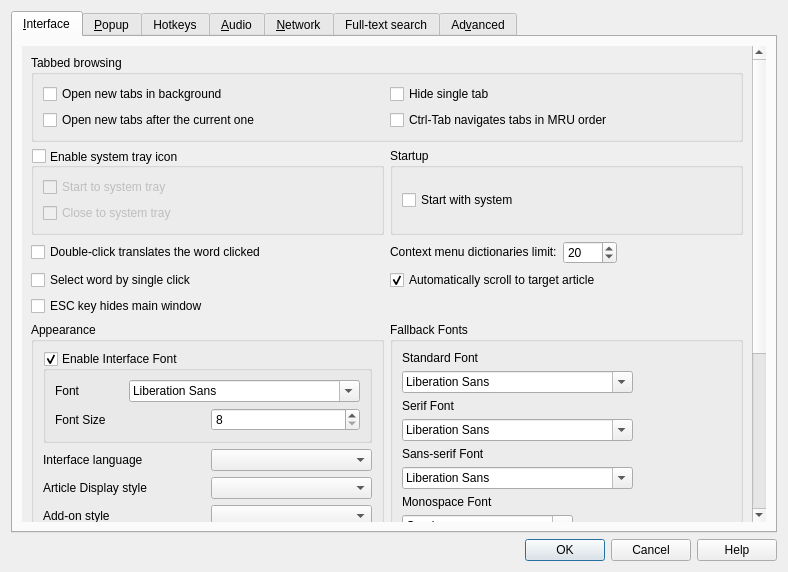
Before: the Qt Designer form src/ui/preferences.ui in xiaoyifang/goldendict-ng, drawn with Qt 5.
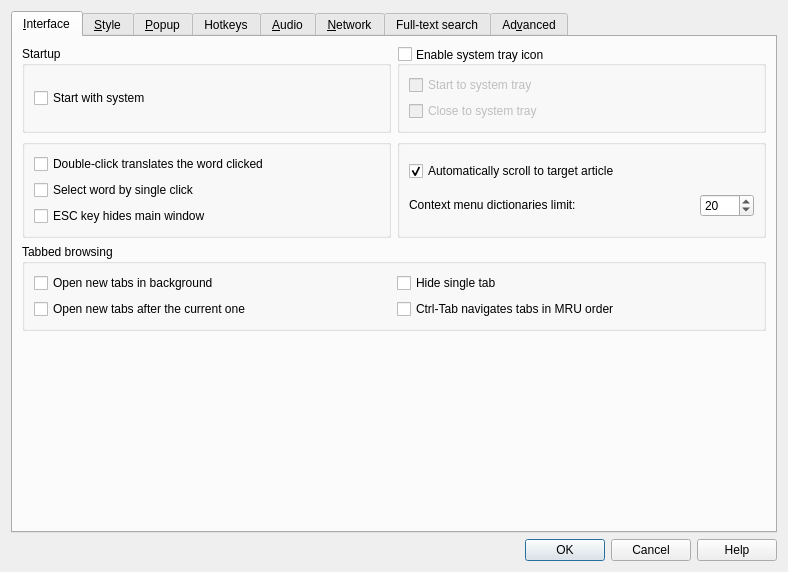
After: the same form once the commit is applied. Icons and pictures are not drawn.

Commit message:
Merge pull request #2595 from xiaoyifang/opt/preference-rearrange
opt:preference interface widget split into two seperate tabs

What changed in the file:
```diff
--- a/src/ui/preferences.ui
+++ b/src/ui/preferences.ui
@@ -51,95 +51,33 @@
       </attribute>
       <layout class="QVBoxLayout" name="verticalLayout_interface">
        <item>
-        <widget class="QScrollArea" name="scrollArea_interface">
-         <property name="autoFillBackground">
-          <bool>false</bool>
-         </property>
-         <property name="frameShape">
-          <enum>QFrame::NoFrame</enum>
-         </property>
-         <property name="frameShadow">
-          <enum>QFrame::Plain</enum>
-         </property>
-         <property name="widgetResizable">
-          <bool>true</bool>
-         </property>
-         <widget class="QWidget" name="scrollAreaWidgetContents_interface">
-          <property name="geometry">
-           <rect>
-            <x>0</x>
-            <y>0</y>
-            <width>729</width>
-            <height>713</height>
-           </rect>
-          </property>
           <layout class="QGridLayout" name="gridLayout_2" columnstretch="1,1">
-           <property name="topMargin">
-            <number>9</number>
+         <item row="1" column="0">
+          <widget class="QGroupBox" name="groupBox_9">
+           <property name="title">
+            <string/>
            </property>
-           <item row="2" column="0">
+           <layout class="QVBoxLayout" name="verticalLayout_27">
+            <item>
             <widget class="QCheckBox" name="doubleClickTranslates">
              <property name="text">
               <string>Double-click translates the word clicked</string>
              </property>
             </widget>
            </item>
-           <item row="0" column="0" colspan="2">
-            <widget class="QGroupBox" name="groupBox">
-             <property name="title">
-              <string>Tabbed browsing</string>
-             </property>
-             <layout class="QGridLayout" name="gridLayout_5">
-              <item row="0" column="0">
-               <widget class="QCheckBox" name="newTabsOpenInBackground">
+            <item>
+             <widget class="QCheckBox" name="selectBySingleClick">
                 <property name="toolTip">
                  <string>Normally, opening a new tab switches to it immediately.
 With this on however, new tabs will be opened without
 switching to them.</string>
                 </property>
                 <property name="text">
-                 <string>Open new tabs in background</string>
+               <string>Select word by single click</string>
                 </property>
                </widget>
               </item>
-              <item row="1" column="0">
-               <widget class="QCheckBox" name="newTabsOpenAfterCurrentOne">
-                <property name="toolTip">
-                 <string>With this on, new tabs are opened just after the
-current, active one. Otherwise they are added to
-be the last ones.</string>
-                </property>
-                <property name="text">
-                 <string>Open new tabs after the current one</string>
-                </property>
-               </widget>
-              </item>
-              <item row="0" column="1">
-               <widget class="QCheckBox" name="hideSingleTab">
-                <property name="toolTip">
-                 <string>Select this option if you don't want to see the main tab bar when only a single tab is
-                  opened.
-                 </string>
-                </property>
-                <property name="text">
-                 <string>Hide single tab</string>
-                </property>
-               </widget>
-              </item>
-              <item row="1" column="1">
-               <widget class="QCheckBox" name="mruTabOrder">
-                <property name="toolTip">
-                 <string>MRU order: Most recently used order.</string>
-                </property>
-                <property name="text">
-                 <string>Ctrl-Tab navigates tabs in MRU order</string>
-                </property>
-               </widget>
-              </item>
-             </layout>
-            </widget>
-           </item>
-           <item row="4" column="0">
+            <item>
             <widget class="QCheckBox" name="escKeyHidesMainWindow">
              <property name="toolTip">
               <string>Normally, pressing ESC key moves focus to the translation line.
@@ -150,17 +88,23 @@
              </property>
             </widget>
            </item>
-           <item row="3" column="0">
-            <widget class="QCheckBox" name="selectBySingleClick">
-             <property name="toolTip">
-              <string>Turn this option on if you want to select words by single mouse click</string>
-             </property>
-             <property name="text">
-              <string>Select word by single click</string>
-             </property>
-            </widget>
-           </item>
-           <item row="1" column="1">
+           </layout>
+          </widget>
+         </item>
+         <item row="3" column="0">
+          <spacer name="verticalSpacer">
+           <property name="orientation">
+            <enum>Qt::Vertical</enum>
+           </property>
+           <property name="sizeHint" stdset="0">
+            <size>
+             <width>20</width>
+             <height>40</height>
+            </size>
+           </property>
+          </spacer>
+         </item>
+         <item row="0" column="0">
             <widget class="QGroupBox" name="groupBox_2">
              <property name="title">
               <string>Startup</string>
@@ -179,7 +123,13 @@
              </layout>
             </widget>
            </item>
-           <item row="3" column="1">
+         <item row="1" column="1">
+          <widget class="QGroupBox" name="groupBox_11">
+           <property name="title">
+            <string/>
+           </property>
+           <layout class="QVBoxLayout" name="verticalLayout_28">
+            <item>
             <widget class="QCheckBox" name="autoScrollToTargetArticle">
              <property name="toolTip">
               <string>Normally, clicking on a link, double-clicking on a word or looking up
@@ -195,7 +145,46 @@
              </property>
             </widget>
            </item>
-           <item row="1" column="0">
+            <item>
+             <layout class="QHBoxLayout" name="horizontalLayout_13">
+              <item>
+               <widget class="QLabel" name="maxDictsInContextMenuLabel">
+                <property name="sizePolicy">
+                 <sizepolicy hsizetype="Preferred" vsizetype="Fixed">
+                  <horstretch>0</horstretch>
+                  <verstretch>0</verstretch>
+                 </sizepolicy>
+                </property>
+                <property name="toolTip">
+                 <string>Adjust this value to avoid huge context menus.</string>
+                </property>
+                <property name="text">
+                 <string>Context menu dictionaries limit:</string>
+                </property>
+               </widget>
+              </item>
+              <item>
+               <widget class="QSpinBox" name="maxDictsInContextMenu">
+                <property name="sizePolicy">
+                 <sizepolicy hsizetype="Fixed" vsizetype="Fixed">
+                  <horstretch>0</horstretch>
+                  <verstretch>0</verstretch>
+                 </sizepolicy>
+                </property>
+                <property name="maximum">
+                 <number>9999</number>
+                </property>
+                <property name="value">
+                 <number>20</number>
+                </property>
+               </widget>
+              </item>
+             </layout>
+            </item>
+           </layout>
+          </widget>
+         </item>
+         <item row="0" column="1">
             <widget class="QGroupBox" name="enableTrayIcon">
              <property name="toolTip">
               <string>When enabled, an icon appears in the system tray area which can be used
@@ -242,74 +231,80 @@
              </layout>
             </widget>
            </item>
-           <item row="16" column="0" colspan="2">
-            <spacer name="verticalSpacer">
-             <property name="orientation">
-              <enum>Qt::Vertical</enum>
-             </property>
-             <property name="sizeHint" stdset="0">
-              <size>
-               <width>20</width>
-               <height>40</height>
-              </size>
-             </property>
-            </spacer>
-           </item>
-           <item row="2" column="1">
-            <layout class="QHBoxLayout" name="horizontalLayout_13">
-             <item>
-              <widget class="QLabel" name="maxDictsInContextMenuLabel">
-               <property name="sizePolicy">
-                <sizepolicy hsizetype="Preferred" vsizetype="Fixed">
-                 <horstretch>0</horstretch>
-                 <verstretch>0</verstretch>
-                </sizepolicy>
-               </property>
+         <item row="2" column="0" colspan="2">
+          <widget class="QGroupBox" name="groupBox">
+           <property name="title">
+            <string>Tabbed browsing</string>
+           </property>
+           <layout class="QGridLayout" name="gridLayout_5">
+            <item row="0" column="0">
+             <widget class="QCheckBox" name="newTabsOpenInBackground">
+              <property name="toolTip">
+               <string>Normally, opening a new tab switches to it immediately.
+With this on however, new tabs will be opened without
+switching to them.</string>
+              </property>
+              <property name="text">
+               <string>Open new tabs in background</string>
+              </property>
+             </widget>
+            </item>
+            <item row="0" column="1">
+             <widget class="QCheckBox" name="hideSingleTab">
                <property name="toolTip">
                 <string>Adjust this value to avoid huge context menus.</string>
                </property>
                <property name="text">
-                <string>Context menu dictionaries limit:</string>
+               <string>Hide single tab</string>
                </property>
               </widget>
              </item>
-             <item>
-              <widget class="QSpinBox" name="maxDictsInContextMenu">
-               <property name="sizePolicy">
-                <sizepolicy hsizetype="Fixed" vsizetype="Fixed">
-                 <horstretch>0</horstretch>
-                 <verstretch>0</verstretch>
-                </sizepolicy>
-               </property>
-               <property name="maximum">
-                <number>9999</number>
-               </property>
-               <property name="value">
-                <number>20</number>
-               </property>
-              </widget>
-             </item>
-             <item>
-              <widget class="QLabel" name="label_12">
-               <property name="sizePolicy">
-                <sizepolicy hsizetype="Preferred" vsizetype="Fixed">
-                 <horstretch>0</horstretch>
-                 <verstretch>0</verstretch>
-                </sizepolicy>
+            <item row="1" column="1">
+             <widget class="QCheckBox" name="mruTabOrder">
+              <property name="toolTip">
+               <string>MRU order: Most recently used order.</string>
+              </property>
+              <property name="text">
+               <string>Ctrl-Tab navigates tabs in MRU order</string>
+              </property>
+             </widget>
+            </item>
+            <item row="1" column="0">
+             <widget class="QCheckBox" name="newTabsOpenAfterCurrentOne">
+              <property name="toolTip">
+               <string>With this on, new tabs are opened just after the
+current, active one. Otherwise, they are added to
+be the last ones.</string>
                </property>
                <property name="text">
-                <string/>
+               <string>Open new tabs after the current one</string>
                </property>
               </widget>
              </item>
             </layout>
-           </item>
-           <item row="9" column="0">
+          </widget>
+         </item>
+        </layout>
+       </item>
+      </layout>
+     </widget>
+     <widget class="QWidget" name="tab_style">
+      <attribute name="icon">
+       <iconset resource="../../resources.qrc">
+        <normaloff>:/icons/font.svg</normaloff>:/icons/font.svg</iconset>
+      </attribute>
+      <attribute name="title">
+       <string>&amp;Style</string>
+      </attribute>
+      <layout class="QVBoxLayout" name="verticalLayout_16">
+       <item>
+        <layout class="QHBoxLayout" name="horizontalLayout_10">
+         <item>
             <widget class="QGroupBox" name="groupBox_5">
              <property name="title">
               <string>Appearance</string>
              </property>
-             <layout class="QVBoxLayout" name="verticalLayout_16">
+           <layout class="QVBoxLayout" name="verticalLayout_17">
               <item>
                <widget class="QGroupBox" name="enableInterfaceFont">
                 <property name="title">
@@ -521,7 +516,7 @@
                </layout>
               </item>
               <item>
-               <spacer name="verticalSpacer_5">
+             <spacer name="verticalSpacer_4">
                 <property name="orientation">
                  <enum>Qt::Vertical</enum>
                 </property>
@@ -536,7 +531,7 @@
              </layout>
             </widget>
            </item>
-           <item row="9" column="1">
+         <item>
             <widget class="QGroupBox" name="groupBox_10">
              <property name="toolTip">
               <string>These fonts will be applied when the fonts specified by a dictionary are not found.</string>
@@ -544,7 +539,7 @@
              <property name="title">
               <string>Fallback Fonts</string>
              </property>
-             <layout class="QVBoxLayout" name="verticalLayout_17">
+           <layout class="QVBoxLayout" name="verticalLayout_24">
               <item>
                <widget class="QLabel" name="label_16">
                 <property name="text">
@@ -633,8 +628,6 @@
             </widget>
            </item>
           </layout>
-         </widget>
-        </widget>
        </item>
       </layout>
      </widget>
```
Left out of the diff: 63 changed lines with no effect on the pictures. Lines whose indentation alone changed are shown as unchanged. The commit also changes 3 other files.
